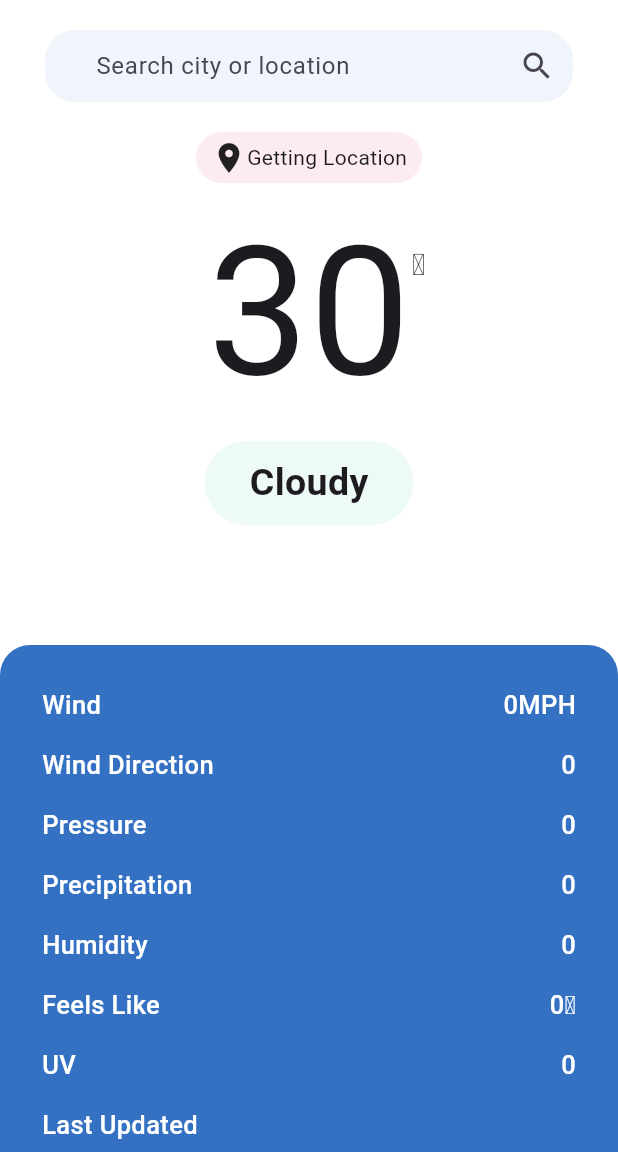
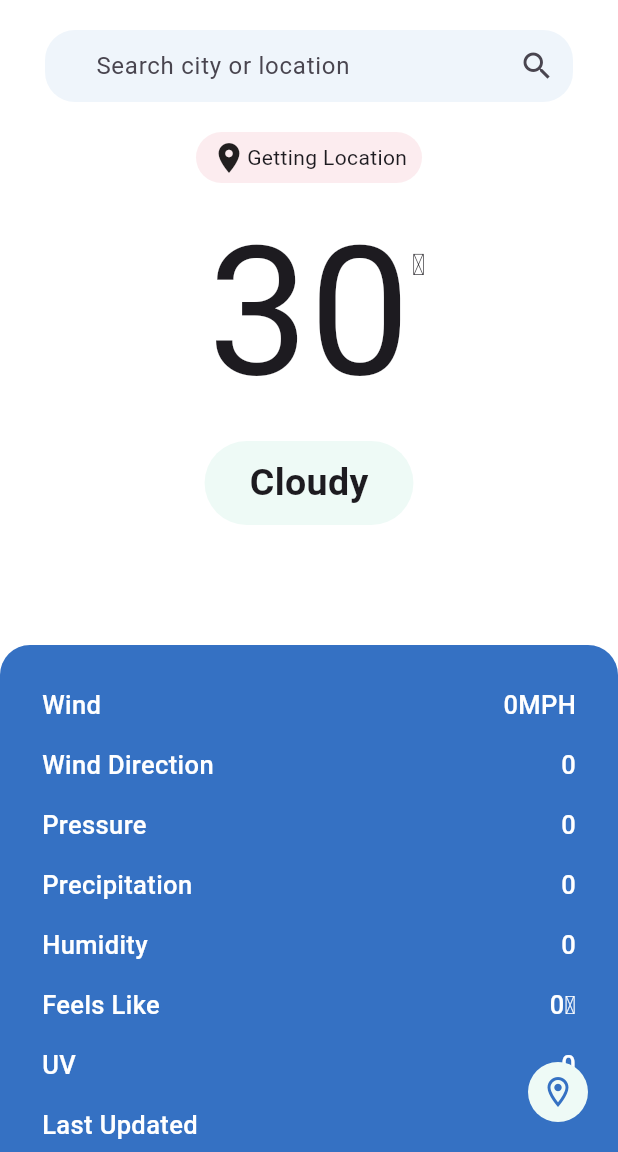
Before and after one commit to kingace2056/weather-app, a Flutter app: the screen it shows after launch, on a phone screen of 412 x 824 dp, the part 84-1236 px from its top. Run offline on Flutter 3.47's test engine with Material 2 defaults, Android fonts, the light colour scheme and no system bars; our stand-ins replace geolocator, shared_preferences.

Commit message:
location name changed

```diff
--- a/lib/view/home/homepage.dart
+++ b/lib/view/home/homepage.dart
@@ -44,17 +44,27 @@ class _HomePageState extends State<HomePage> {
     var weatherProvider = Provider.of<WeatherProvider>(context);
     return Scaffold(
       appBar: AppBar(
-        title: Text('Weather App'),
+        title: const Text('Weather App'),
         centerTitle: true,
       ),
       backgroundColor: primWhite,
+      floatingActionButton: IconButton(
+        style: IconButton.styleFrom(
+            backgroundColor: labelGrn, foregroundColor: primColor),
+        onPressed: () async {
+          log('Acquiring location');
+          await locationServices.getLocation(context: context);
+          log('Acquired location');
+        },
+        icon: const Icon(Icons.location_on_outlined),
+      ),
       body: SingleChildScrollView(
         child: Column(
           mainAxisAlignment: MainAxisAlignment.start,
           crossAxisAlignment: CrossAxisAlignment.center,
           children: [
             Padding(
-              padding: EdgeInsets.fromLTRB(30, 20, 30, 20),
+              padding: const EdgeInsets.fromLTRB(30, 20, 30, 20),
               child: TextFormField(
                 onFieldSubmitted: (value) async {
                   log('Search Pressed');
@@ -79,9 +89,9 @@ class _HomePageState extends State<HomePage> {
 
                         await getWeather();
                       },
-                      icon: Icon(Icons.search)),
-                  contentPadding:
-                      EdgeInsets.only(left: 30, top: 10, bottom: 10, right: 20),
+                      icon: const Icon(Icons.search)),
+                  contentPadding: const EdgeInsets.only(
+                      left: 30, top: 10, bottom: 10, right: 20),
                   fillColor: labelBlue,
                   filled: true,
                   hintText: 'Search city or location',
@@ -93,7 +103,7 @@ class _HomePageState extends State<HomePage> {
             ),
             Center(
               child: Container(
-                padding: EdgeInsets.fromLTRB(10, 5, 10, 5),
+                padding: const EdgeInsets.fromLTRB(10, 5, 10, 5),
                 decoration: BoxDecoration(
                     color: labelRed, borderRadius: BorderRadius.circular(20)),
                 child: Row(
@@ -101,10 +111,10 @@ class _HomePageState extends State<HomePage> {
                   crossAxisAlignment: CrossAxisAlignment.center,
                   mainAxisSize: MainAxisSize.min,
                   children: [
-                    Icon(Icons.location_on),
-                    Text(weatherProvider.weatherModel.location!.region == ''
+                    const Icon(Icons.location_on),
+                    Text(weatherProvider.weatherModel.location!.name == ''
                         ? 'Getting Location'
-                        : weatherProvider.weatherModel.location!.region)
+                        : weatherProvider.weatherModel.location!.name)
                   ],
                 ),
               ),
@@ -115,13 +125,13 @@ class _HomePageState extends State<HomePage> {
                 child: Stack(
                   clipBehavior: Clip.none,
                   children: [
-                    Positioned(
+                    const Positioned(
                       child: Text(
                         '30',
                         style: TextStyle(fontSize: 120),
                       ),
                     ),
-                    Positioned(
+                    const Positioned(
                         right: -10,
                         top: 40,
                         child: Text(
@@ -131,23 +141,23 @@ class _HomePageState extends State<HomePage> {
                   ],
                 )),
             Container(
-              padding: EdgeInsets.fromLTRB(30, 10, 30, 10),
+              padding: const EdgeInsets.fromLTRB(30, 10, 30, 10),
               decoration: BoxDecoration(
                   color: labelGrn, borderRadius: BorderRadius.circular(50)),
-              child: Text(
+              child: const Text(
                 'Cloudy',
                 style: TextStyle(fontSize: 25, fontWeight: FontWeight.bold),
               ),
             ),
-            SizedBox(
+            const SizedBox(
               height: 80,
             ),
             Container(
               width: double.infinity,
-              padding: EdgeInsets.all(20),
+              padding: const EdgeInsets.all(20),
               decoration: BoxDecoration(
                   color: primColor,
-                  borderRadius: BorderRadius.only(
+                  borderRadius: const BorderRadius.only(
                     topLeft: Radius.circular(20),
                     topRight: Radius.circular(20),
                   )),
@@ -209,7 +219,7 @@ class _HomePageState extends State<HomePage> {
                         ? '${weatherProvider.weatherModel.current?.lastUpdated.toString()}'
                         : ' ',
                   ),
-                  SizedBox(
+                  const SizedBox(
                     height: 90,
                   )
                 ],
```
